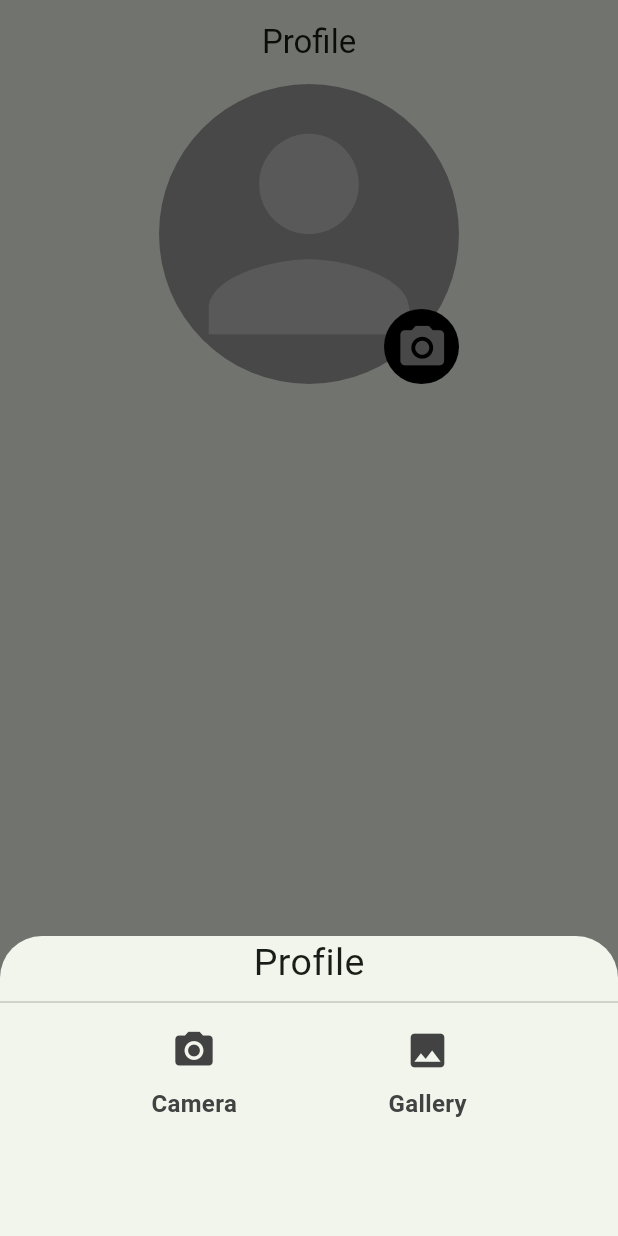
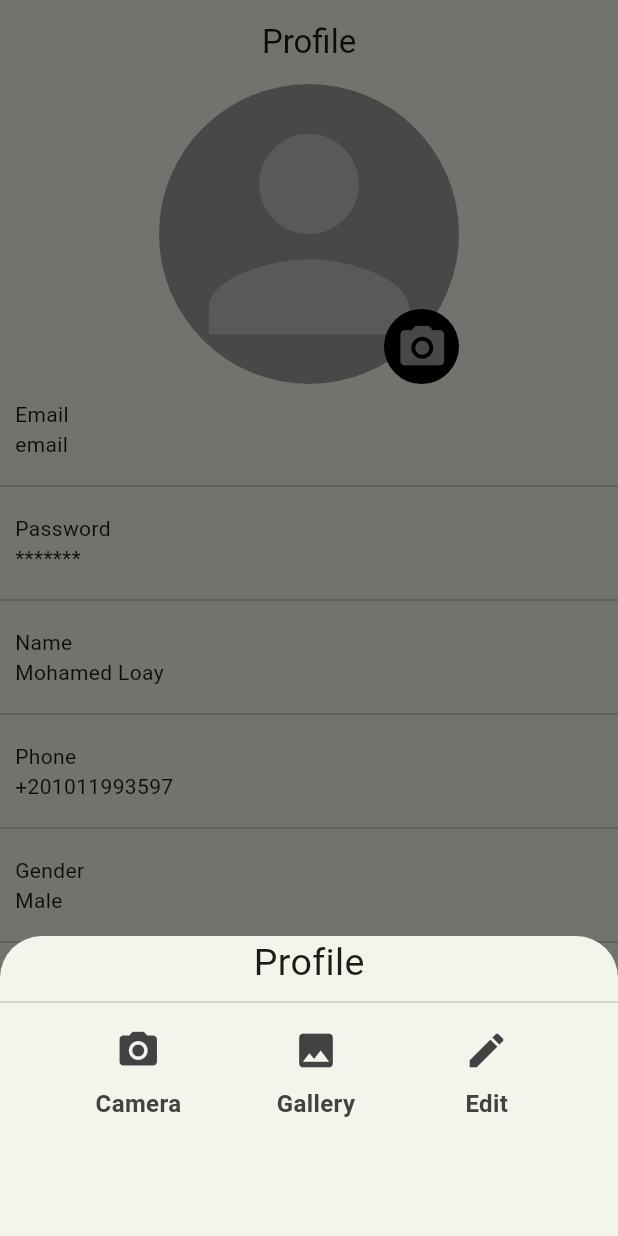
Before and after one commit to mohamed-elrabany/Flutter-_Section_Task, a Flutter app: the screen it shows after launch, item 4 of the bottom bar chosen, after a tap on the "camera alt" icon, on a phone screen of 412 x 824 dp. Run offline on Flutter 3.47's test engine with Material 3 defaults, Android fonts, the light colour scheme and no system bars; our stand-ins replace image_picker; network calls fail.

Commit message:
Profile layout structure

```diff
--- a/lib/profile/profile_page/profile_page.dart
+++ b/lib/profile/profile_page/profile_page.dart
@@ -21,7 +21,8 @@ class _ProfilePageState extends State<ProfilePage> {
         title: const Text("Profile"),
         centerTitle: true,
       ),
-      body: Column(
+      body: SingleChildScrollView(
+        child: Column(
           children: [
             Center(
               child: Consumer<UserModel>(
@@ -75,6 +76,13 @@ class _ProfilePageState extends State<ProfilePage> {
                                             title: "Gallery",
                                             icon: Icons.image,
                                           ),
+                                          Options(
+                                            onPressed: () {
+
+                                            },
+                                            title: "Edit",
+                                            icon: Icons.edit,
+                                          ),
                                           if(userModel.user?.image != null)
                                             Options(
                                               selectedImage: userModel.user?.image,
@@ -100,9 +108,96 @@ class _ProfilePageState extends State<ProfilePage> {
                 );
                  },
               ),
-          )
+            ),
+
+            Container(
+              width: double.infinity, // Ensures the container stretches full width
+              child: Column(
+                crossAxisAlignment: CrossAxisAlignment.start, // Align all children to the start (left)
+                children: [
+                  Container(
+                    padding: EdgeInsets.all(10.0),
+                    child: Column(
+                      crossAxisAlignment: CrossAxisAlignment.start,
+                      children: [
+                        Text("Email"),
+                        Text("email"),
                       ],
                     ),
+                  ),
+                  Divider(),
+                  Container(
+                    padding: EdgeInsets.all(10.0),
+                    child: Column(
+                      crossAxisAlignment: CrossAxisAlignment.start,
+                      children: [
+                        Text("Password"),
+                        Text("*******"),
+                      ],
+                    ),
+                  ),
+                  Divider(),
+                  Container(
+                    padding: EdgeInsets.all(10.0),
+                    child: Column(
+                      crossAxisAlignment: CrossAxisAlignment.start,
+                      children: [
+                        Text("Name"),
+                        Text("Mohamed Loay"),
+                      ],
+                    ),
+                  ),
+                  Divider(),
+                  Container(
+                    padding: EdgeInsets.all(10.0),
+                    child: Column(
+                      crossAxisAlignment: CrossAxisAlignment.start,
+                      children: [
+                        Text("Phone"),
+                        Text("+201011993597"),
+                      ],
+                    ),
+                  ),
+                  Divider(),
+                  Container(
+                    padding: EdgeInsets.all(10.0),
+                    child: Column(
+                      crossAxisAlignment: CrossAxisAlignment.start,
+                      children: [
+                        Text("Gender"),
+                        Text("Male"),
+                      ],
+                    ),
+                  ),
+                  Divider(),
+                  Container(
+                    padding: EdgeInsets.all(10.0),
+                    child: Column(
+                      crossAxisAlignment: CrossAxisAlignment.start,
+                      children: [
+                        Row(
+                          mainAxisAlignment: MainAxisAlignment.spaceBetween,
+                          children: [Text("Dark Mode"),
+                          IconButton(
+                          onPressed: (){
+
+                          },
+                          icon: Icon(Icons.dark_mode_outlined))
+                        ],),
+                      ],
+                    ),
+                  ),
+
+
+                ],
+              ),
+            )
+
+
+          ],
+        ),
+      ),
+
     );
   }
 }
```
Lines whose indentation alone changed are shown as unchanged.
